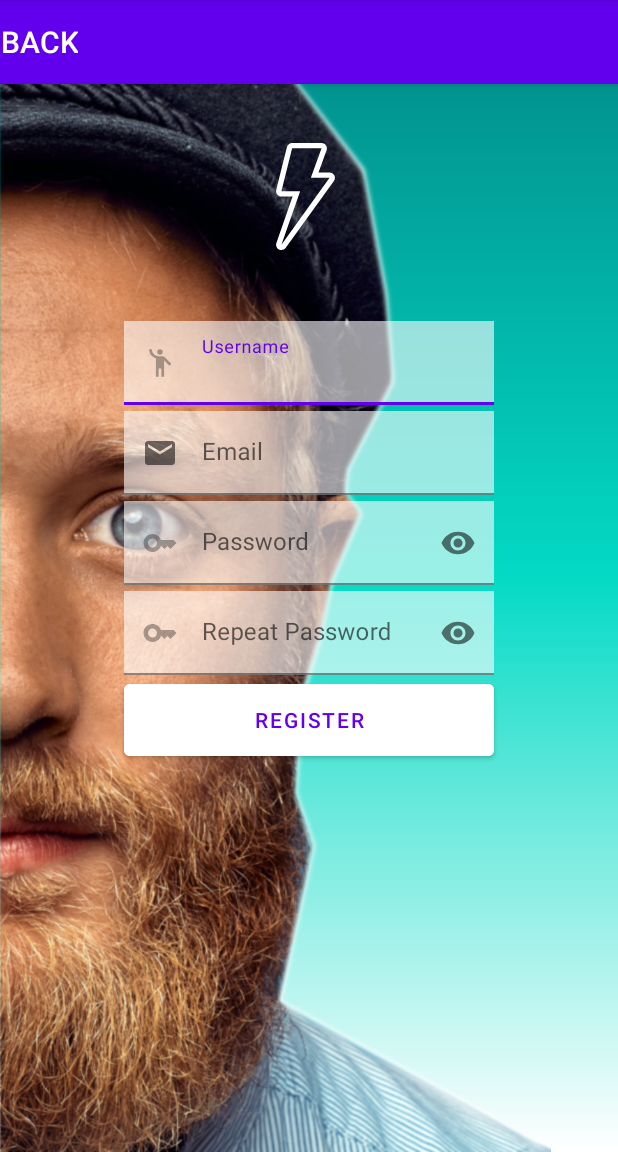
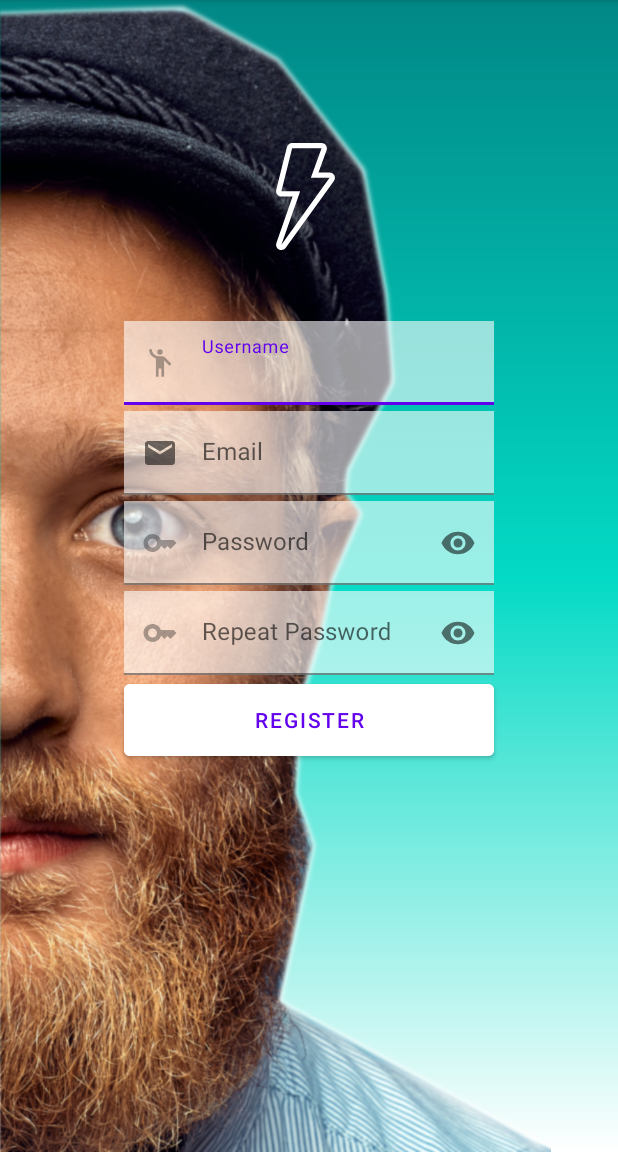
Before and after one commit to arturofgg/NiceStart, an Android app: the register screen opened directly, with no data from a screen before it, on a phone screen of 412 x 824 dp, the part 84-1236 px from its top. Run offline under Robolectric (Android 15) with nearby library versions, the phone set to English and light mode, and no system bars.

Commit message:
arreglo final para practica

```diff
--- a/app/src/main/res/layout/activity_register.xml
+++ b/app/src/main/res/layout/activity_register.xml
@@ -135,30 +135,4 @@
         android:orientation="vertical"
         app:layout_constraintGuide_percent="0.80" />
 
-
-    <com.google.android.material.appbar.AppBarLayout
-        android:layout_width="match_parent"
-        android:layout_height="wrap_content"
-        android:theme="@style/Theme.NiceStart.AppBarOverlay"
-        app:layout_constraintEnd_toEndOf="parent"
-        app:layout_constraintStart_toStartOf="parent"
-        app:layout_constraintTop_toTopOf="parent">
-
-        <TextView
-            android:id="@+id/title"
-            android:layout_width="wrap_content"
-            android:layout_height="wrap_content"
-            android:gravity="center"
-            android:minHeight="?actionBarSize"
-            android:text="BACK"
-            android:onClick="goBacktoLogin"
-            android:textAppearance="@style/TextAppearance.Widget.AppCompat.Toolbar.Title" />
-
-        <com.google.android.material.tabs.TabLayout
-            android:id="@+id/tabs"
-            android:layout_width="match_parent"
-            android:layout_height="wrap_content"
-            android:visibility="gone" />
-    </com.google.android.material.appbar.AppBarLayout>
-
 </androidx.constraintlayout.widget.ConstraintLayout>
```
